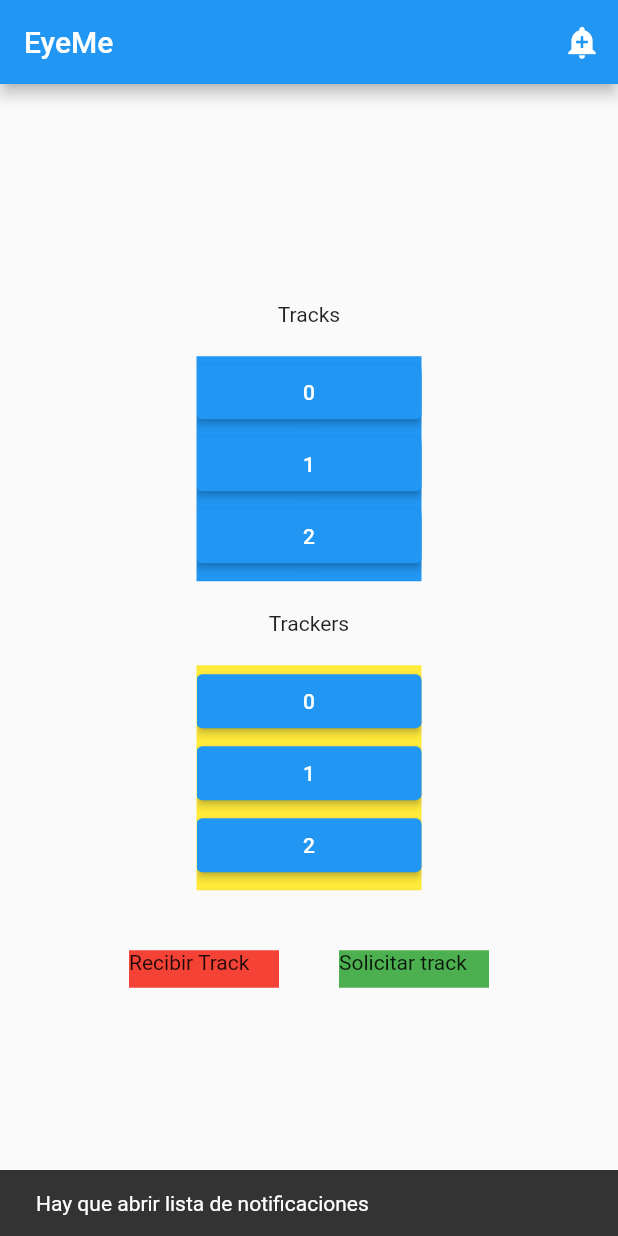
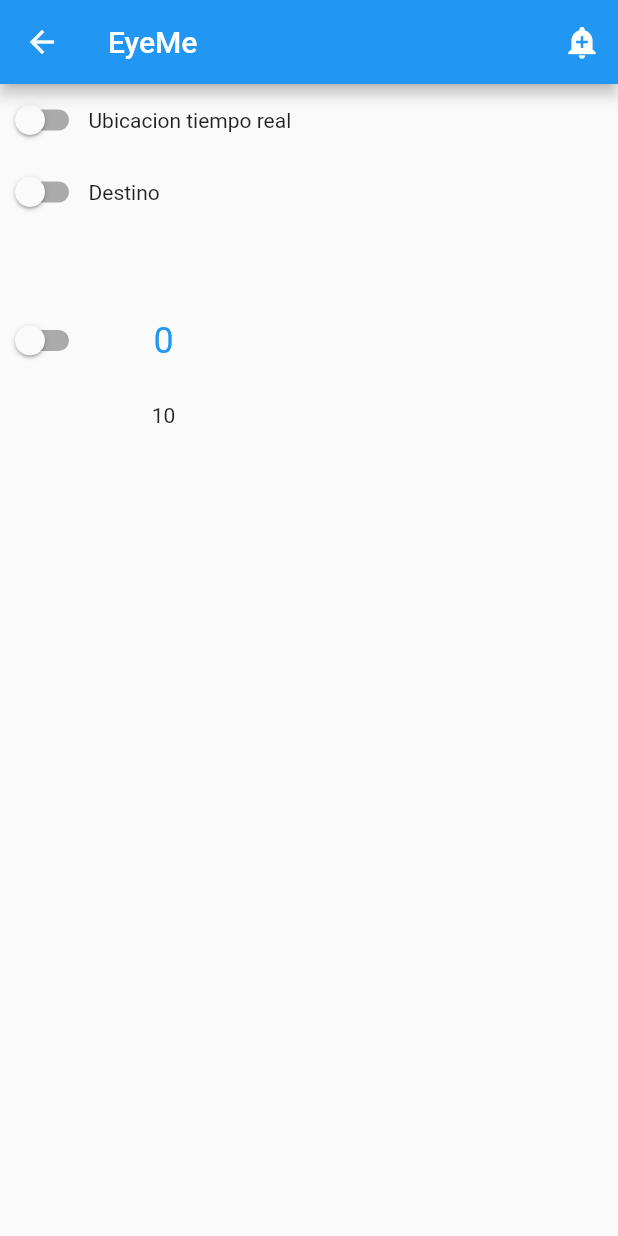
Before and after one commit to jhaos/EyeMe, a Flutter app: the screen it shows after launch, after a tap on the "add alert" icon, on a phone screen of 412 x 824 dp. Run offline on Flutter 3.47's test engine with Material 2 defaults, Android fonts, the phone set to English and light mode, and no system bars; drawn by our look-alikes of numberpicker.

Commit message:
Creating permissions view (#4)
Co-authored-by: Julio Reyes <julioreyesw@protonmail.com>

```diff
--- a/lib/homepage.dart
+++ b/lib/homepage.dart
@@ -1,5 +1,7 @@
 import 'package:flutter/material.dart';
 import 'package:testing/track_info.dart';
+
+import 'permissions.dart';
 
 
 
@@ -10,21 +12,23 @@ class HomePage extends StatefulWidget {
 
 class _HomePageState extends State<HomePage> {
 
-
+  @override
   Widget build(BuildContext context) {
     return Scaffold(
       appBar: AppBar(
         title: const Text("EyeMe"),
         actions: <Widget>[
-          IconButton(
-            onPressed: () {
-              ScaffoldMessenger.of(context).showSnackBar(
-                  const SnackBar(content: Text('Hay que abrir lista de notificaciones')));
+        IconButton(
+            onPressed: (){
+              Navigator.push(context,
+                  MaterialPageRoute(
+                  builder: (context) => Permissions()
+                ),
+              );
             },
-            icon: const Icon(Icons.add_alert),
-            tooltip: "Notificaciones",
-          )
+            icon: Icon(Icons.add_alert)),
         ],
+          automaticallyImplyLeading: false
       ),
       body: _body(),
     );
--- /dev/null
+++ b/lib/permissions.dart
@@ -0,0 +1,74 @@
+import 'package:flutter/material.dart';
+import 'package:testing/track_info.dart';
+import 'package:numberpicker/numberpicker.dart';
+import 'package:testing/widgets.dart';
+
+class Permissions extends StatefulWidget {
+  @override
+  _PermissionsState createState() => _PermissionsState();
+}
+
+class _PermissionsState extends State<Permissions> {
+  int _currentValue = 0;
+  bool _value_switch = false;
+
+  Widget build(BuildContext context) {
+    return Scaffold(
+      appBar: AppBar(
+        title: const Text("EyeMe"),
+        actions: <Widget>[
+          IconButton(
+            onPressed: () {
+              ScaffoldMessenger.of(context).showSnackBar(
+                  const SnackBar(content: Text('Hay que abrir lista de notificaciones')));
+            },
+            icon: const Icon(Icons.add_alert),
+            tooltip: "Notificaciones",
+          ),
+        ],
+      ),
+      body: _body(),
+    );
+  }
+
+  Widget _body() {
+
+    return SafeArea(
+      child: Container(
+        child: Column(
+          children: <Widget>[
+            Row(
+              children: [
+                PermissionSwitch(),
+                Container(
+                  child: Text("Ubicacion tiempo real"),
+                )
+              ],
+            ),
+            Row(
+              children: [
+                PermissionSwitch(),
+                Container(
+                  child: Text("Destino"),
+                )
+              ],
+            ),
+            Row(
+              children: [
+                PermissionSwitch(),
+                NumberPicker(
+                  value: _currentValue,
+                  minValue: 0,
+                  maxValue: 120,
+                  onChanged: (value) => setState(()=> _currentValue = value),
+                  step: 10,
+                  haptics: true,
+                ),
+              ],
+            ),
+          ],
+        ),
+      ),
+    );
+  }
+}
--- /dev/null
+++ b/lib/widgets.dart
@@ -0,0 +1,23 @@
+import 'package:flutter/material.dart';
+
+class PermissionSwitch extends StatefulWidget{
+  @override
+  _PermissionSwitchState createState() => _PermissionSwitchState();
+
+}
+
+class _PermissionSwitchState extends State<PermissionSwitch>{
+  bool _valueSwitch = false;
+
+  Widget build(BuildContext context) {
+    // TODO: implement build
+    return Switch.adaptive(
+        value: _valueSwitch,
+        onChanged: (value){
+          setState(() {
+            _valueSwitch = value;
+          });
+        });
+  }
+
+}
--- a/pubspec.yaml
+++ b/pubspec.yaml
@@ -30,7 +30,7 @@ dependencies:
   flutter:
     sdk: flutter
   font_awesome_flutter: ^9.2.0
-
+  numberpicker: ^2.1.1
   # The following adds the Cupertino Icons font to your application.
   # Use with the CupertinoIcons class for iOS style icons.
   cupertino_icons: ^1.0.2
```
Also changed, not shown: pubspec.lock.
